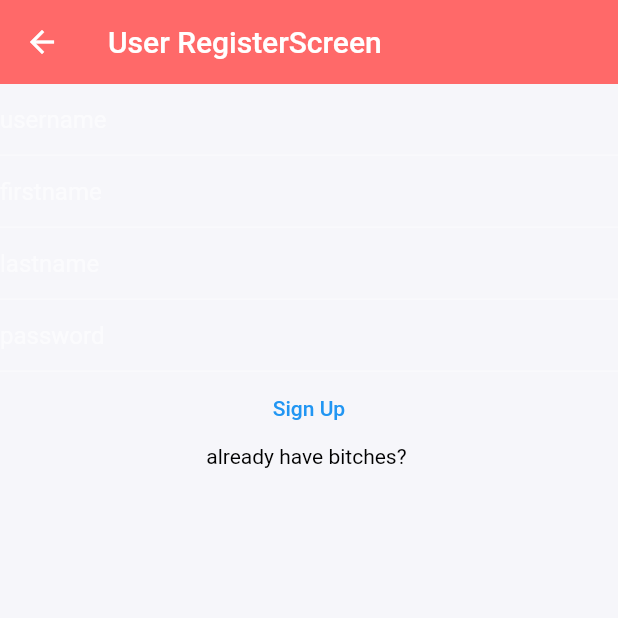
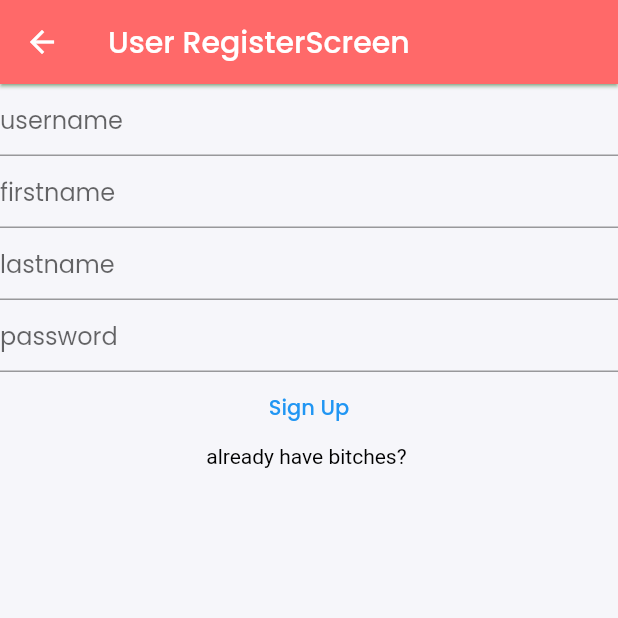
Before and after one commit to riqi3/CapstoneSAMS, a Flutter app: the RegisterScreen screen opened directly, on a phone screen of 412 x 824 dp, the top half of it. Run offline on Flutter 3.47's test engine with Material 2 defaults, Android fonts, the phone set to English and light mode, and no system bars; our stand-ins replace font_awesome_flutter; accounts and stored records are empty; network calls fail.

Commit message:
created homeappbar and dynamic appbar

```diff
--- a/capstone_sams/lib/main.dart
+++ b/capstone_sams/lib/main.dart
@@ -1,3 +1,4 @@
+
 import 'package:capstone_sams/screens/authentication/LoginScreen.dart';
 import 'package:flutter/material.dart';
 
--- a/capstone_sams/lib/theme/app_theme.dart
+++ b/capstone_sams/lib/theme/app_theme.dart
@@ -2,11 +2,19 @@ import 'package:capstone_sams/theme/pallete.dart';
 import 'package:flutter/material.dart';
 
 class AppTheme {
-  static ThemeData theme = ThemeData.dark().copyWith(
+  static ThemeData theme = ThemeData(
+    textTheme: TextTheme(
+      bodyText1: TextStyle(),
+      bodyText2: TextStyle(),
+    ).apply(
+      bodyColor: Pallete.textColor,
+    ),
+    fontFamily: 'Poppins',
     scaffoldBackgroundColor: Pallete.backgroundColor,
     appBarTheme: const AppBarTheme(
       backgroundColor: Pallete.mainColor,
-      elevation: 0,
+      shadowColor: Colors.green,
+      elevation: 1,
     ),
     floatingActionButtonTheme: const FloatingActionButtonThemeData(
       backgroundColor: Pallete.mainColor,
--- a/capstone_sams/lib/theme/pallete.dart
+++ b/capstone_sams/lib/theme/pallete.dart
@@ -3,7 +3,7 @@ import 'package:flutter/material.dart';
 class Pallete {
   static const Color backgroundColor = Color(0xFFF6F6FA);
   static const Color mainColor = Color(0xFFFF6969);
-  static const Color fontColor = Color(0xFF323232);
+  static const Color textColor = Color(0xFF323232);
   static const Color whiteColor = Color(0xFFffffff);
   static const Color greyColor = Color(0xFFa1a1a1);
   static const Color greenColor = Color(0xFF55BA98);
--- /dev/null
+++ b/capstone_sams/lib/theme/sizing.dart
@@ -0,0 +1,5 @@
+import 'package:flutter/material.dart';
+
+class Sizing {
+  static const double padding = 10.0;
+}
```
Also changed, not shown: capstone_sams/lib/screens/home/HomeScreen.dart (+14 -2 lines), capstone_sams/lib/screens/home/widgets/AppBarSAMS.dart (added, +110 -0 lines), capstone_sams/pubspec.yaml (+20 -19 lines), capstone_sams/pubspec.lock.
